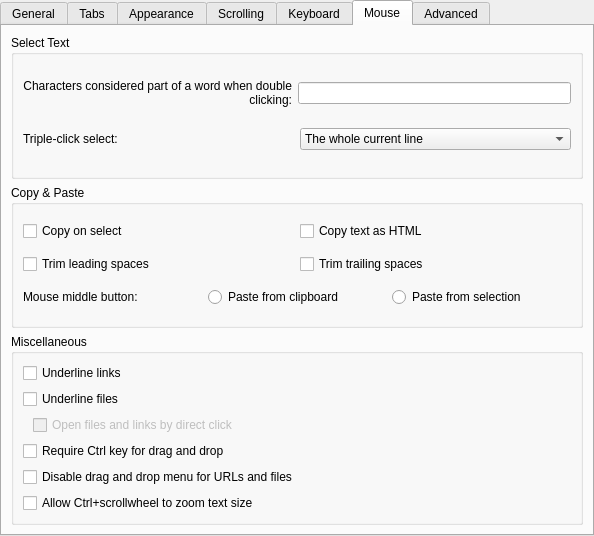
Qt form src/EditProfileDialog.ui (KDE/konsole) before a commit.
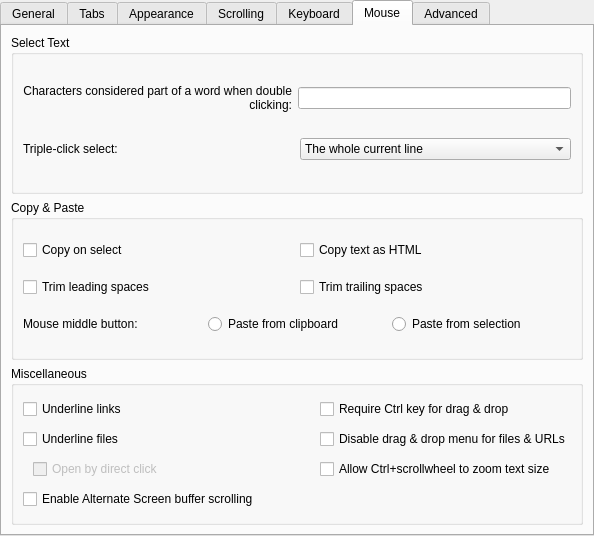
The same form after that commit. The open tabs and pages were chosen to show the change. Custom widgets are drawn as their Qt base class.

Commit message:
Add profile property to toggle alternate scrolling
Summary:
Konsole sends up/down key press events to programs running in the shell
if they indicate they are not interested in mouse events. This adds a
profile property to toggle this behaviour.

FIXED-IN: 18.08

Reviewers: #konsole, hindenburg

Reviewed By: #konsole, hindenburg

Subscribers: #konsole

Tags: #konsole

The edit to the form file:
```diff
--- a/src/EditProfileDialog.ui
+++ b/src/EditProfileDialog.ui
@@ -1053,18 +1053,8 @@
          <property name="flat">
           <bool>true</bool>
          </property>
-         <layout class="QVBoxLayout" name="verticalLayout_2">
-          <item>
-           <widget class="QCheckBox" name="underlineLinksButton">
-            <property name="toolTip">
-             <string>Text recognized as a link or an email address will be underlined when hovered by the mouse pointer.</string>
-            </property>
-            <property name="text">
-             <string>Underline links</string>
-            </property>
-           </widget>
-          </item>
-          <item>
+         <layout class="QGridLayout" name="gridLayout_4">
+          <item row="1" column="0" colspan="2">
            <widget class="QCheckBox" name="underlineFilesButton">
             <property name="toolTip">
              <string>Text recognized as a file will be underlined when hovered by the mouse pointer.</string>
@@ -1074,8 +1064,38 @@
             </property>
            </widget>
           </item>
-          <item>
-           <layout class="QHBoxLayout">
+          <item row="0" column="2">
+           <widget class="QCheckBox" name="ctrlRequiredForDragButton">
+            <property name="toolTip">
+             <string>Selected text will require control key plus click to drag.</string>
+            </property>
+            <property name="text">
+             <string>Require Ctrl key for drag &amp;&amp; drop</string>
+            </property>
+           </widget>
+          </item>
+          <item row="1" column="2">
+           <widget class="QCheckBox" name="dropUrlsAsText">
+            <property name="toolTip">
+             <string>Always paste dropped files and URLs as text without offering move, copy and link actions.</string>
+            </property>
+            <property name="text">
+             <string>Disable drag &amp;&amp; drop menu for files &amp;&amp; URLs</string>
+            </property>
+           </widget>
+          </item>
+          <item row="3" column="0" colspan="2">
+           <widget class="QCheckBox" name="enableAlternateScrollingButton">
+            <property name="toolTip">
+             <string>Mouse scroll wheel will emulate up/down key presses in programs that use the Alternate Screen buffer (e.g. less)</string>
+            </property>
+            <property name="text">
+             <string>Enable Alternate Screen buffer scrolling</string>
+            </property>
+           </widget>
+          </item>
+          <item row="2" column="0">
+           <layout class="QHBoxLayout" name="horizontalLayout_10">
             <item>
              <spacer name="horizontalSpacer">
               <property name="orientation">
@@ -1097,37 +1117,33 @@
               <property name="enabled">
                <bool>false</bool>
               </property>
+              <property name="sizePolicy">
+               <sizepolicy hsizetype="Minimum" vsizetype="Fixed">
+                <horstretch>0</horstretch>
+                <verstretch>0</verstretch>
+               </sizepolicy>
+              </property>
               <property name="toolTip">
                <string>Text recognized as a file, link or an email address can be opened by direct mouse click.</string>
               </property>
               <property name="text">
-               <string>Open files and links by direct click</string>
+               <string>Open by direct click</string>
               </property>
              </widget>
             </item>
            </layout>
           </item>
-          <item>
-           <widget class="QCheckBox" name="ctrlRequiredForDragButton">
+          <item row="0" column="0" colspan="2">
+           <widget class="QCheckBox" name="underlineLinksButton">
             <property name="toolTip">
              <string>Selected text will require control key plus click to drag.</string>
             </property>
             <property name="text">
-             <string>Require Ctrl key for drag and drop</string>
+             <string>Underline links</string>
             </property>
            </widget>
           </item>
-          <item>
-           <widget class="QCheckBox" name="dropUrlsAsText">
-            <property name="toolTip">
-             <string>Always paste dropped URLs as text without offering move, copy and link actions.</string>
-            </property>
-            <property name="text">
-             <string>Disable drag and drop menu for URLs and files</string>
-            </property>
-           </widget>
-          </item>
-          <item>
+          <item row="2" column="2">
            <widget class="QCheckBox" name="enableMouseWheelZoomButton">
             <property name="toolTip">
              <string>Pressing Ctrl+scrollwheel will increase/decrease the text size.</string>
```
Left out of the diff: 2 changed lines with no effect on the pictures. The commit also changes 7 other files.
